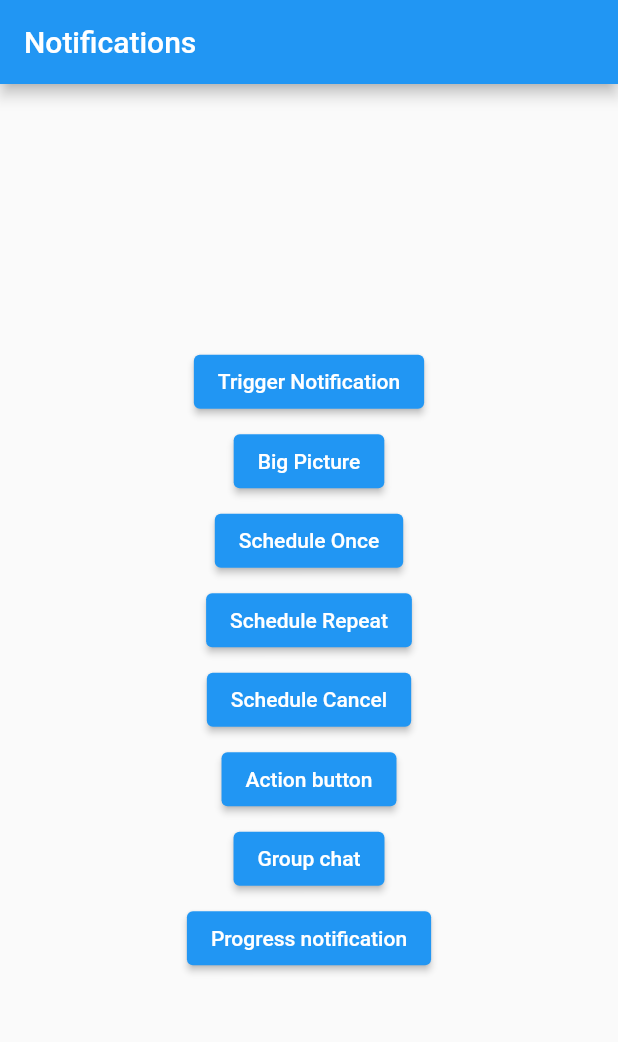
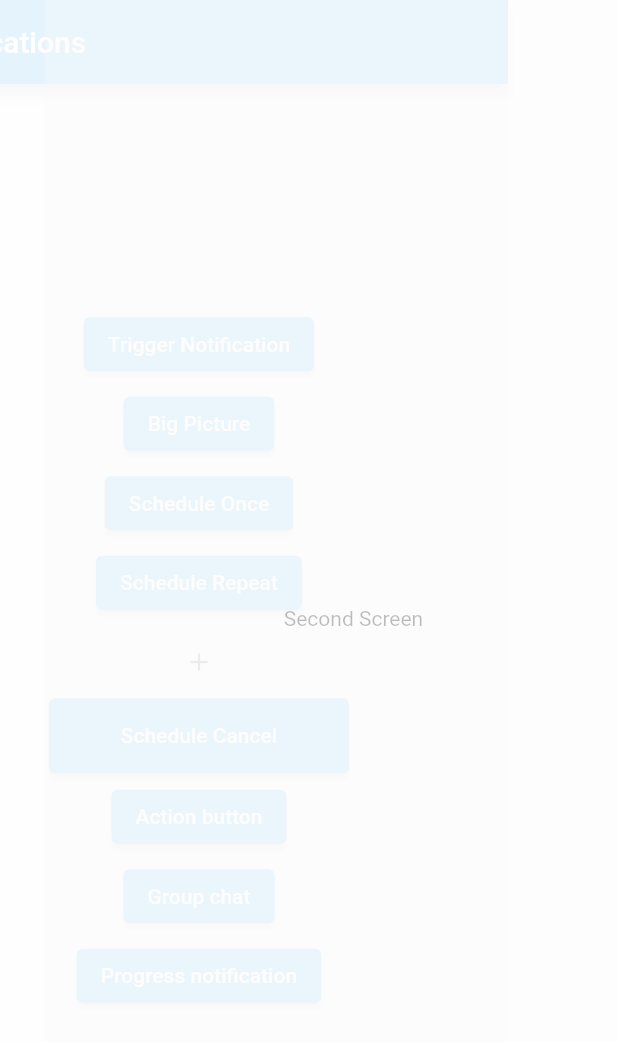
Before and after one commit to Ayan-Qolaris/notification_course, a Flutter app: the HomePage screen opened directly, after a tap on "Schedule Cancel", on a phone screen of 412 x 824 dp. Shown: the top 1042 px of the screen. Run offline on Flutter 3.47's test engine with Material 2 defaults, Android fonts, the phone set to English and light mode, and no system bars; our stand-ins replace audio_service, audio_video_progress_bar, awesome_notifications, firebase_core, get_it, just_audio; missing offline and left inert: awesome_notifications_fcm, eraser, flutter_background_service; accounts and stored records are empty.

```diff
--- a/lib/home.dart
+++ b/lib/home.dart
@@ -1,10 +1,15 @@
+// ignore_for_file: public_member_api_docs, sort_constructors_first
 import 'package:awesome_notifications/awesome_notifications.dart';
 import 'package:flutter/material.dart';
+
+import 'package:notification_course/second_screen.dart';
 import 'package:notification_course/services/local_notifications.dart';
 import 'package:notification_course/services/notification_controller.dart';
 
 class HomePage extends StatefulWidget {
-  const HomePage({super.key});
+  const HomePage({
+    Key? key,
+  }) : super(key: key);
 
   @override
   State<HomePage> createState() => _HomePageState();
@@ -21,6 +26,15 @@ class _HomePageState extends State<HomePage> {
     });
     NotificationController.initializeNotificationsEventListeners();
     NotificationController.requestFirebaseToken();
+    navigate();
+  }
+
+  Future<void> navigate() async {
+    await Future.delayed(const Duration(seconds: 3));
+    if (context.mounted) {
+      Navigator.push(context,
+          MaterialPageRoute(builder: (context) => const SecondScreen()));
+    }
   }
 
   @override
@@ -52,12 +66,20 @@ class _HomePageState extends State<HomePage> {
               child: Text("Schedule Repeat"),
             ),
             const SizedBox(height: 5),
+            IconButton(
+              onPressed: () {},
+              icon: const Icon(Icons.add, size: 20.0),
+            ),
             ElevatedButton(
               onPressed: () =>
                   LocalNotifications.cancelScheduledNotification(10),
+              style: ElevatedButton.styleFrom(
+                fixedSize: const Size(200, 50),
+              ),
               child: const Text("Schedule Cancel"),
             ),
             const SizedBox(height: 5),
+
             ElevatedButton(
               onPressed: () =>
                   LocalNotifications.showActionButtonNotification(10),
@@ -119,4 +141,9 @@ class _HomePageState extends State<HomePage> {
       ),
     );
   }
+
+  // @override
+  // void dispose() {
+  //   super.dispose();
+  // }
 }
--- a/pubspec.yaml
+++ b/pubspec.yaml
@@ -16,6 +16,7 @@ dependencies:
   firebase_core: ^2.15.0
   flutter:
     sdk: flutter
+  flutter_background_service: ^3.0.1
   fluttertoast: ^8.2.2
   get_it: ^7.6.0
   just_audio: ^0.9.34
```
Also changed, not shown: lib/main.dart (+66 -0 lines), lib/services/notification_controller.dart (+5 -3 lines), lib/third_screen.dart (added, +19 -0 lines), pubspec.lock, 2 other files.
